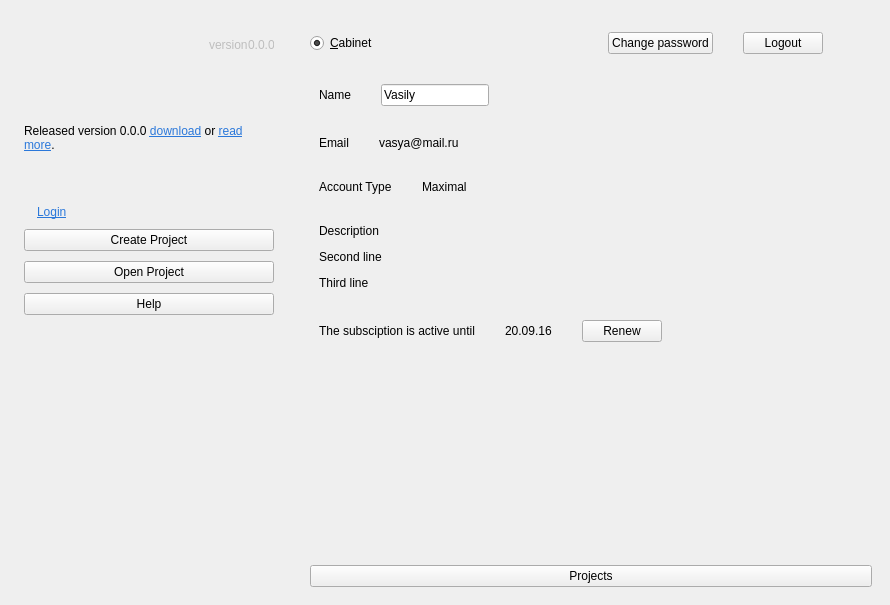
dimkanovikov/KITScenarist, file src/bin/scenarist-desktop/UserInterfaceLayer/StartUp/StartUpView.ui: the form before one commit.
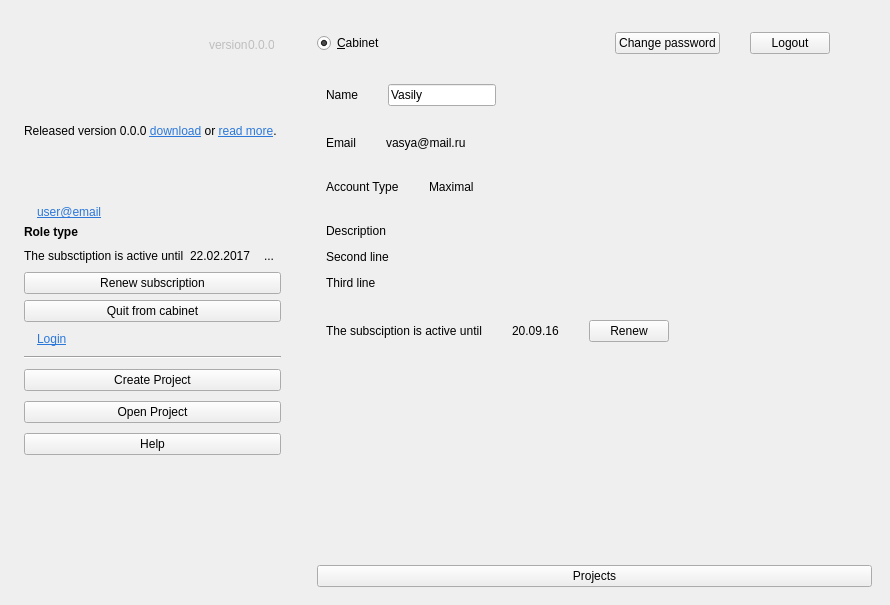
The form after the commit. Icons and pictures are not drawn.

The edit to the form file:
```diff
--- a/src/bin/scenarist-desktop/UserInterfaceLayer/StartUp/StartUpView.ui
+++ b/src/bin/scenarist-desktop/UserInterfaceLayer/StartUp/StartUpView.ui
@@ -178,39 +178,60 @@
           <property name="verticalSpacing">
            <number>10</number>
           </property>
-          <item row="1" column="0" colspan="3">
-           <spacer name="verticalSpacer_2">
+          <item row="7" column="0" colspan="3">
+           <widget class="QPushButton" name="help">
+            <property name="cursor">
+             <cursorShape>PointingHandCursor</cursorShape>
+            </property>
+            <property name="text">
+             <string>Help</string>
+            </property>
+            <property name="icon">
+             <iconset resource="../../../scenarist-core/Resources/Resources.qrc">
+              <normaloff>:/Graphics/Icons/help_startpage.png</normaloff>:/Graphics/Icons/help_startpage.png</iconset>
+            </property>
+            <property name="iconSize">
+             <size>
+              <width>20</width>
+              <height>20</height>
+             </size>
+            </property>
+           </widget>
+          </item>
+          <item row="5" column="0" colspan="3">
+           <widget class="QPushButton" name="createProject">
+            <property name="cursor">
+             <cursorShape>PointingHandCursor</cursorShape>
+            </property>
+            <property name="text">
+             <string>Create Project</string>
+            </property>
+            <property name="icon">
+             <iconset resource="../../../scenarist-core/Resources/Resources.qrc">
+              <normaloff>:/Graphics/Icons/project_new.png</normaloff>:/Graphics/Icons/project_new.png</iconset>
+            </property>
+            <property name="iconSize">
+             <size>
+              <width>20</width>
+              <height>20</height>
+             </size>
+            </property>
+           </widget>
+          </item>
+          <item row="8" column="0" colspan="3">
+           <spacer name="verticalSpacer">
             <property name="orientation">
              <enum>Qt::Vertical</enum>
             </property>
-            <property name="sizeType">
-             <enum>QSizePolicy::Fixed</enum>
-            </property>
             <property name="sizeHint" stdset="0">
              <size>
               <width>20</width>
-              <height>26</height>
+              <height>40</height>
              </size>
             </property>
            </spacer>
           </item>
-          <item row="2" column="1" colspan="2">
-           <widget class="QLabel" name="login">
-            <property name="text">
-             <string>&lt;a href=&quot;#&quot; style=&quot;color:#2b78da;&quot;&gt;Login&lt;/a&gt;</string>
-            </property>
-            <property name="alignment">
-             <set>Qt::AlignLeading|Qt::AlignLeft|Qt::AlignVCenter</set>
-            </property>
-            <property name="margin">
-             <number>0</number>
-            </property>
-            <property name="indent">
-             <number>-1</number>
-            </property>
-           </widget>
-          </item>
-          <item row="2" column="0">
+          <item row="3" column="0">
            <widget class="QLabel" name="loginIcon">
             <property name="sizePolicy">
              <sizepolicy hsizetype="Fixed" vsizetype="Preferred">
@@ -229,7 +250,23 @@
             </property>
            </widget>
           </item>
-          <item row="5" column="0" colspan="3">
+          <item row="3" column="1" colspan="2">
+           <widget class="QLabel" name="login">
+            <property name="text">
+             <string>&lt;a href=&quot;#&quot; style=&quot;color:#2b78da;&quot;&gt;Login&lt;/a&gt;</string>
+            </property>
+            <property name="alignment">
+             <set>Qt::AlignLeading|Qt::AlignLeft|Qt::AlignVCenter</set>
+            </property>
+            <property name="margin">
+             <number>0</number>
+            </property>
+            <property name="indent">
+             <number>-1</number>
+            </property>
+           </widget>
+          </item>
+          <item row="6" column="0" colspan="3">
            <widget class="QPushButton" name="openProject">
             <property name="cursor">
              <cursorShape>PointingHandCursor</cursorShape>
@@ -249,59 +286,6 @@
             </property>
            </widget>
           </item>
-          <item row="7" column="0" colspan="3">
-           <spacer name="verticalSpacer">
-            <property name="orientation">
-             <enum>Qt::Vertical</enum>
-            </property>
-            <property name="sizeHint" stdset="0">
-             <size>
-              <width>20</width>
-              <height>40</height>
-             </size>
-            </property>
-           </spacer>
-          </item>
-          <item row="4" column="0" colspan="3">
-           <widget class="QPushButton" name="createProject">
-            <property name="cursor">
-             <cursorShape>PointingHandCursor</cursorShape>
-            </property>
-            <property name="text">
-             <string>Create Project</string>
-            </property>
-            <property name="icon">
-             <iconset resource="../../../scenarist-core/Resources/Resources.qrc">
-              <normaloff>:/Graphics/Icons/project_new.png</normaloff>:/Graphics/Icons/project_new.png</iconset>
-            </property>
-            <property name="iconSize">
-             <size>
-              <width>20</width>
-              <height>20</height>
-             </size>
-            </property>
-           </widget>
-          </item>
-          <item row="6" column="0" colspan="3">
-           <widget class="QPushButton" name="help">
-            <property name="cursor">
-             <cursorShape>PointingHandCursor</cursorShape>
-            </property>
-            <property name="text">
-             <string>Help</string>
-            </property>
-            <property name="icon">
-             <iconset resource="../../../scenarist-core/Resources/Resources.qrc">
-              <normaloff>:/Graphics/Icons/help_startpage.png</normaloff>:/Graphics/Icons/help_startpage.png</iconset>
-            </property>
-            <property name="iconSize">
-             <size>
-              <width>20</width>
-              <height>20</height>
-             </size>
-            </property>
-           </widget>
-          </item>
           <item row="0" column="0" colspan="3">
            <widget class="QLabel" name="updateInfo">
             <property name="minimumSize">
@@ -324,6 +308,160 @@
             </property>
            </widget>
           </item>
+          <item row="1" column="0" colspan="3">
+           <spacer name="verticalSpacer_2">
+            <property name="orientation">
+             <enum>Qt::Vertical</enum>
+            </property>
+            <property name="sizeType">
+             <enum>QSizePolicy::Fixed</enum>
+            </property>
+            <property name="sizeHint" stdset="0">
+             <size>
+              <width>20</width>
+              <height>26</height>
+             </size>
+            </property>
+           </spacer>
+          </item>
+          <item row="2" column="0" colspan="3">
+           <widget class="QFrame" name="cabinetFrame">
+            <property name="minimumSize">
+             <size>
+              <width>0</width>
+              <height>0</height>
+             </size>
+            </property>
+            <property name="frameShape">
+             <enum>QFrame::NoFrame</enum>
+            </property>
+            <property name="frameShadow">
+             <enum>QFrame::Raised</enum>
+            </property>
+            <layout class="QVBoxLayout" name="verticalLayout_4">
+             <property name="leftMargin">
+              <number>0</number>
+             </property>
+             <property name="topMargin">
+              <number>0</number>
+             </property>
+             <property name="rightMargin">
+              <number>0</number>
+             </property>
+             <property name="bottomMargin">
+              <number>0</number>
+             </property>
+             <item>
+              <layout class="QHBoxLayout" name="horizontalLayout_9">
+               <item>
+                <widget class="QLabel" name="loginIcon2">
+                 <property name="sizePolicy">
+                  <sizepolicy hsizetype="Fixed" vsizetype="Preferred">
+                   <horstretch>0</horstretch>
+                   <verstretch>0</verstretch>
+                  </sizepolicy>
+                 </property>
+                 <property name="text">
+                  <string/>
+                 </property>
+                 <property name="pixmap">
+                  <pixmap resource="../../../scenarist-core/Resources/Resources.qrc">:/Graphics/Icons/login.png</pixmap>
+                 </property>
+                </widget>
+               </item>
+               <item>
+                <widget class="QLabel" name="userEmail">
+                 <property name="sizePolicy">
+                  <sizepolicy hsizetype="Preferred" vsizetype="Preferred">
+                   <horstretch>0</horstretch>
+                   <verstretch>0</verstretch>
+                  </sizepolicy>
+                 </property>
+                 <property name="text">
+                  <string>&lt;a href=&quot;#&quot; style=&quot;color:#2b78da;&quot;&gt;user@email&lt;/a&gt;</string>
+                 </property>
+                 <property name="textFormat">
+                  <enum>Qt::AutoText</enum>
+                 </property>
+                </widget>
+               </item>
+              </layout>
+             </item>
+             <item>
+              <widget class="QLabel" name="roleType">
+               <property name="font">
+                <font>
+                 <weight>75</weight>
+                 <bold>true</bold>
+                </font>
+               </property>
+               <property name="text">
+                <string>Role type</string>
+               </property>
+              </widget>
+             </item>
+             <item>
+              <layout class="QHBoxLayout" name="horizontalLayout_10">
+               <item>
+                <widget class="QLabel" name="label_13">
+                 <property name="text">
+                  <string>The subsctiption is active until</string>
+                 </property>
+                </widget>
+               </item>
+               <item>
+                <widget class="QLabel" name="subscriptionEndDate">
+                 <property name="text">
+                  <string>22.02.2017</string>
+                 </property>
+                </widget>
+               </item>
+               <item>
+                <widget class="QToolButton" name="refreshSubscription">
+                 <property name="text">
+                  <string>...</string>
+                 </property>
+                 <property name="icon">
+                  <iconset resource="../../../scenarist-core/Resources/Resources.qrc">
+                   <normaloff>:/Graphics/Icons/Editing/refresh_green.png</normaloff>:/Graphics/Icons/Editing/refresh_green.png</iconset>
+                 </property>
+                 <property name="iconSize">
+                  <size>
+                   <width>20</width>
+                   <height>20</height>
+                  </size>
+                 </property>
+                 <property name="autoRaise">
+                  <bool>true</bool>
+                 </property>
+                </widget>
+               </item>
+              </layout>
+             </item>
+             <item>
+              <widget class="QPushButton" name="renewSubscription_2">
+               <property name="text">
+                <string>Renew subscription</string>
+               </property>
+              </widget>
+             </item>
+             <item>
+              <widget class="QPushButton" name="cabinetQuit">
+               <property name="text">
+                <string>Quit from cabinet</string>
+               </property>
+              </widget>
+             </item>
+            </layout>
+           </widget>
+          </item>
+          <item row="4" column="0" colspan="3">
+           <widget class="Line" name="line">
+            <property name="orientation">
+             <enum>Qt::Horizontal</enum>
+            </property>
+           </widget>
+          </item>
          </layout>
         </item>
        </layout>
```
